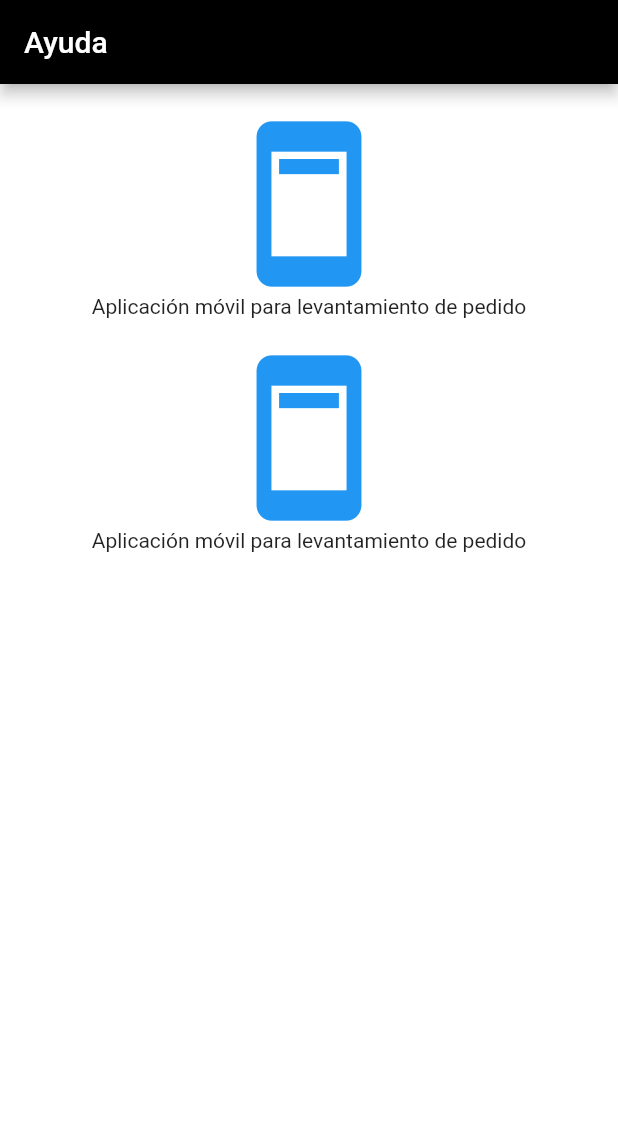
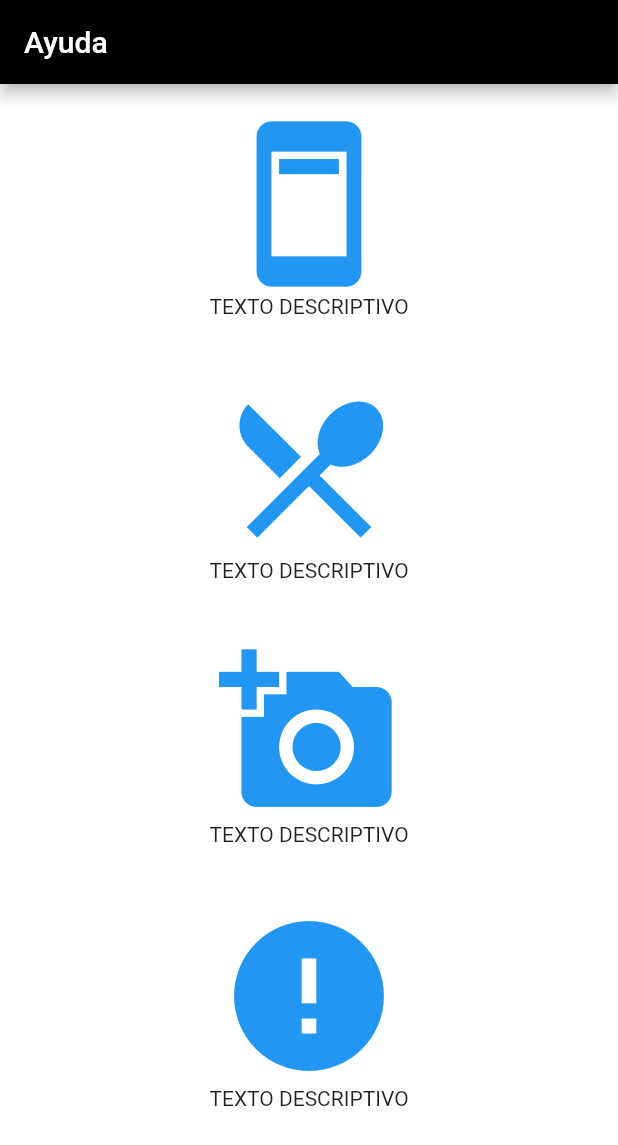
Before and after one commit to JoseRamonHernandez/SGR_MOVIL, a Flutter app: the Help screen opened directly, on a phone screen of 412 x 824 dp. Shown: the top 1145 px of the screen. Run offline on Flutter 3.47's test engine with Material 2 defaults, Android fonts, the light colour scheme and no system bars; missing offline and left inert: dart:html.

Commit message:
cambios que necesitan mas cambios

```diff
--- a/lib/pages/help.dart
+++ b/lib/pages/help.dart
@@ -22,17 +22,29 @@ class Help extends StatelessWidget {
               color: Colors.blue,
               size: 120.0,
             ),
-            Text("Aplicación móvil para levantamiento de pedido",
-                textAlign: TextAlign.center),
-            Padding(padding: EdgeInsets.all(10)),
+            Text("TEXTO DESCRIPTIVO", textAlign: TextAlign.center),
+            Padding(padding: EdgeInsets.all(20)),
             Icon(
-              Icons.ad_units,
+              Icons.restaurant_menu,
               color: Colors.blue,
               size: 120.0,
             ),
-            Text("Aplicación móvil para levantamiento de pedido",
-                textAlign: TextAlign.center),
-            Padding(padding: EdgeInsets.all(10))
+            Text("TEXTO DESCRIPTIVO", textAlign: TextAlign.center),
+            Padding(padding: EdgeInsets.all(20)),
+            Icon(
+              Icons.add_a_photo,
+              color: Colors.blue,
+              size: 120.0,
+            ),
+            Text("TEXTO DESCRIPTIVO", textAlign: TextAlign.center),
+            Padding(padding: EdgeInsets.all(20)),
+            Icon(
+              Icons.error,
+              color: Colors.blue,
+              size: 120.0,
+            ),
+            Text("TEXTO DESCRIPTIVO", textAlign: TextAlign.center),
+            Padding(padding: EdgeInsets.all(20))
           ]),
         ),
       ),
```
Also changed, not shown: lib/pages/home.dart (+9 -9 lines).
